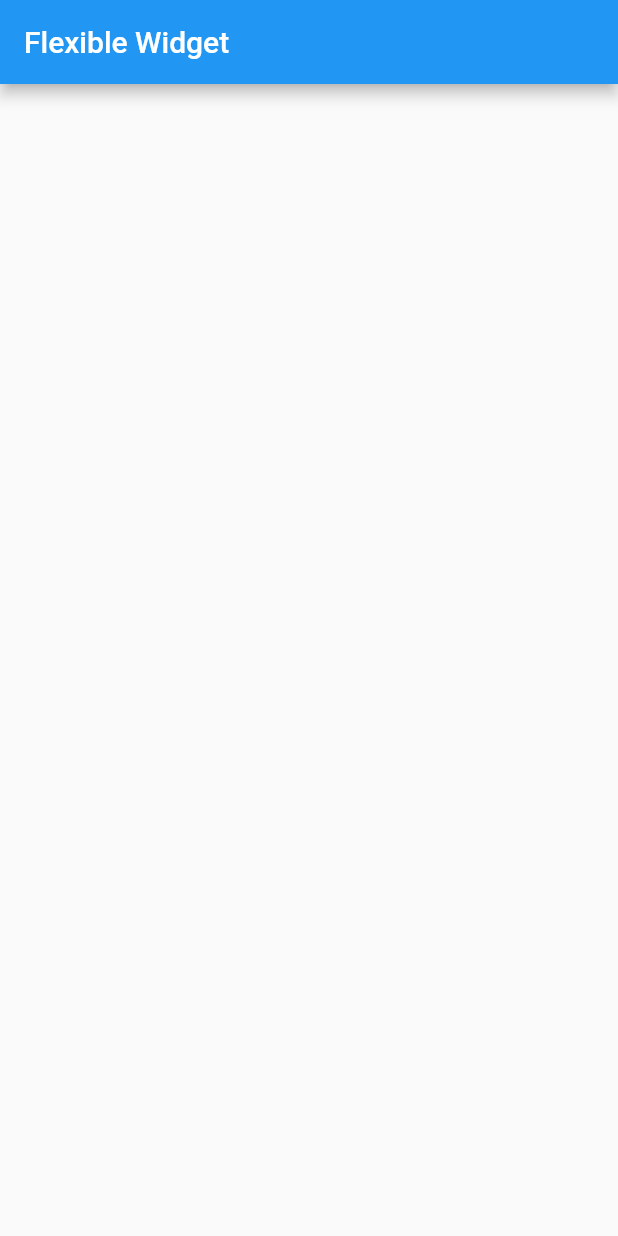
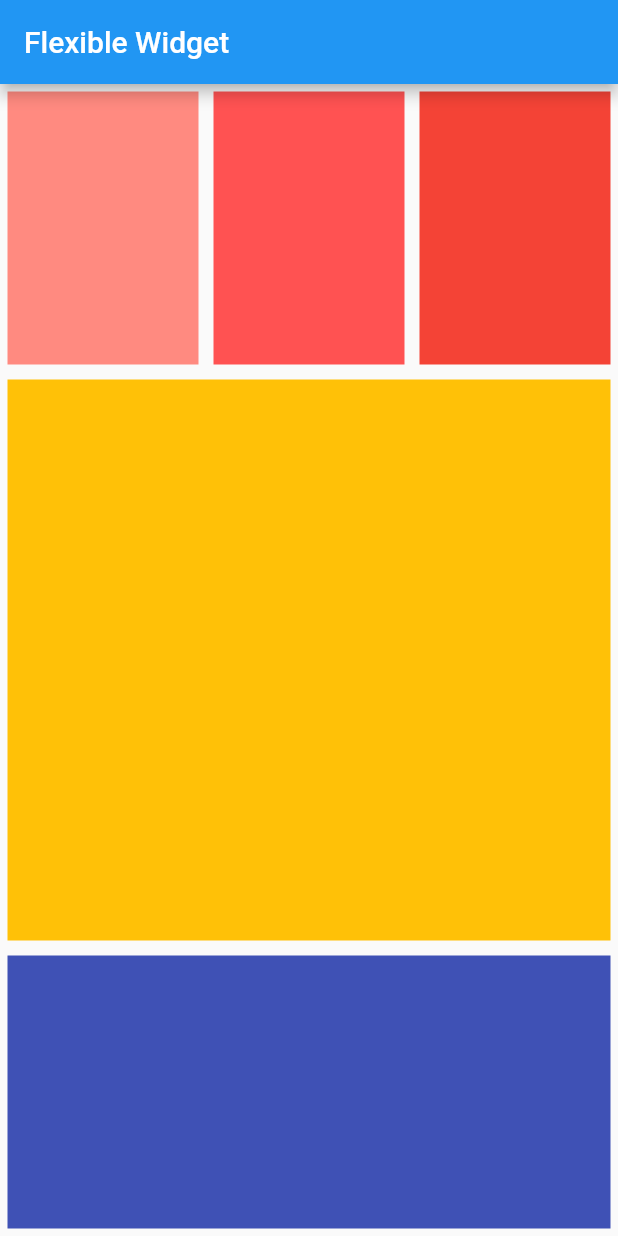
Before and after one commit to sinau-flutter/flexible_widget, a Flutter app: the screen it shows after launch, on a phone screen of 412 x 824 dp. Run offline on Flutter 3.47's test engine with Material 2 defaults, Android fonts, the phone set to English and light mode, and no system bars.

Commit message:
Implement Flexible Widget

```diff
--- a/lib/main.dart
+++ b/lib/main.dart
@@ -10,6 +10,52 @@ class MyApp extends StatelessWidget {
         appBar: AppBar(
           title: Text('Flexible Widget'),
         ),
+        body: Column(
+          children: <Widget>[
+            Flexible(
+              flex: 1,
+              child: Row(
+                children: <Widget>[
+                  Flexible(
+                    flex: 1,
+                    child: Container(
+                      margin: EdgeInsets.all(5),
+                      color: Colors.redAccent[100],
+                    ),
+                  ),
+                  Flexible(
+                    flex: 1,
+                    child: Container(
+                      margin: EdgeInsets.all(5),
+                      color: Colors.redAccent[200],
+                    ),
+                  ),
+                  Flexible(
+                    flex: 1,
+                    child: Container(
+                      margin: EdgeInsets.all(5),
+                      color: Colors.red,
+                    ),
+                  )
+                ],
+              ),
+            ),
+            Flexible(
+              flex: 2,
+              child: Container(
+                margin: EdgeInsets.all(5),
+                color: Colors.amber,
+              ),
+            ),
+            Flexible(
+              flex: 1,
+              child: Container(
+                margin: EdgeInsets.all(5),
+                color: Colors.indigo,
+              ),
+            )
+          ],
+        ),
       ),
     );
   }
```
